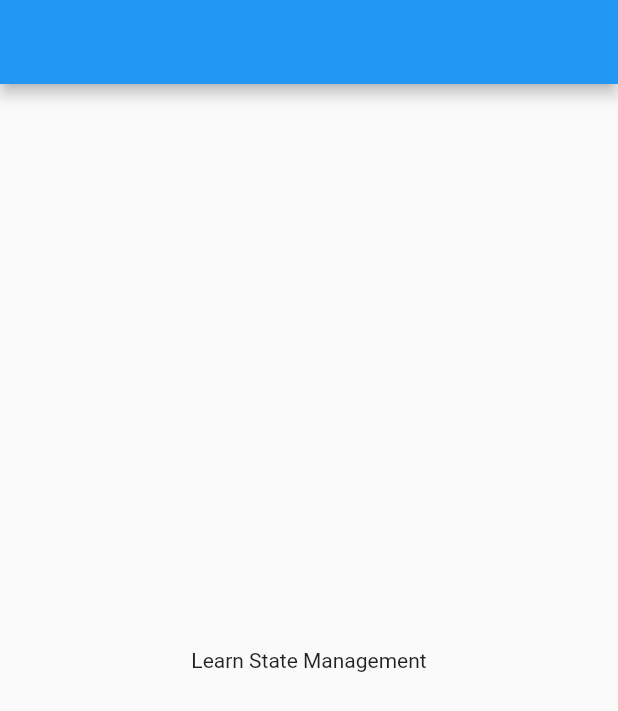
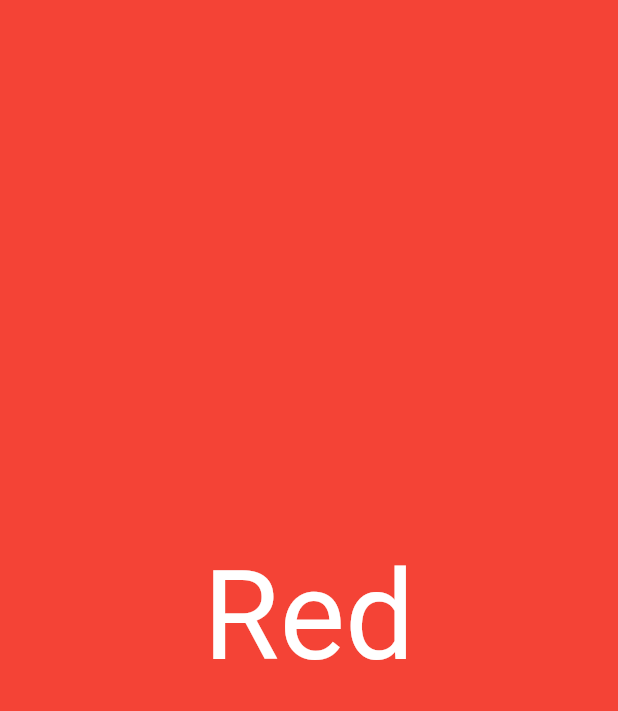
Before and after one commit to adeputraprimasuhendri/sample_cubit, a Flutter app: the screen it shows after launch, on a phone screen of 412 x 824 dp. Shown: the top 711 px of the screen. Run offline on Flutter 3.47's test engine with Material 2 defaults, Android fonts, the phone set to English and light mode, and no system bars; our stand-ins replace bloc, flutter_bloc.

Commit message:
add Cubit : BlocBuilder, SampleState

```diff
--- a/lib/screen/sample_screen.dart
+++ b/lib/screen/sample_screen.dart
@@ -1,5 +1,6 @@
-import 'package:flutter/cupertino.dart';
 import 'package:flutter/material.dart';
+import 'package:flutter_bloc/flutter_bloc.dart';
+import 'package:sample_cubit/state_management/sample_cubit.dart';
 
 class SampleScreen extends StatefulWidget {
   const SampleScreen({Key? key}) : super(key: key);
@@ -9,13 +10,34 @@ class SampleScreen extends StatefulWidget {
 }
 
 class _SampleScreenState extends State<SampleScreen> {
+  final SampleCubit sampleCubit = SampleCubit();
+
   @override
   Widget build(BuildContext context) {
-    return Scaffold(
-      appBar: AppBar(),
-      body: const Center(
-        child: Text('Learn State Management'),
-      ),
+    return BlocBuilder<SampleCubit, SampleState>(
+      bloc: sampleCubit,
+      builder: (context, state) {
+        return Scaffold(
+          backgroundColor: sampleCubit.color,
+          body: Center(
+            child: Column(
+              mainAxisAlignment: MainAxisAlignment.center,
+              children: [
+                GestureDetector(
+                  onTap: () => sampleCubit.changeBgColor(),
+                  child: Text(
+                    sampleCubit.txtColor,
+                    style: TextStyle(
+                      fontSize: MediaQuery.of(context).size.width * .2,
+                      color: Colors.white,
+                    ),
+                  ),
+                ),
+              ],
+            ),
+          ),
+        );
+      },
     );
   }
 }
--- a/lib/state_management/sample_cubit.dart
+++ b/lib/state_management/sample_cubit.dart
@@ -1,8 +1,23 @@
+import 'dart:ui';
+
 import 'package:bloc/bloc.dart';
+import 'package:flutter/material.dart';
 import 'package:meta/meta.dart';
 
 part 'sample_state.dart';
 
 class SampleCubit extends Cubit<SampleState> {
   SampleCubit() : super(SampleInitial());
+
+  bool status = true;
+  Color color = Colors.red;
+  String txtColor = 'Red';
+
+  void changeBgColor() {
+    status ? color = Colors.red : color = Colors.blue;
+    status ? txtColor = 'Red' : txtColor = 'Blue';
+    status = !status;
+    emit(ChangeColor(color));
+    emit(ChangeText(txtColor));
+  }
 }
--- a/lib/state_management/sample_state.dart
+++ b/lib/state_management/sample_state.dart
@@ -4,3 +4,13 @@ part of 'sample_cubit.dart';
 abstract class SampleState {}
 
 class SampleInitial extends SampleState {}
+
+class ChangeColor extends SampleState {
+  final Color color;
+  ChangeColor(this.color);
+}
+
+class ChangeText extends SampleState {
+  final String text;
+  ChangeText(this.text);
+}
--- a/pubspec.yaml
+++ b/pubspec.yaml
@@ -37,6 +37,7 @@ dependencies:
   # Use with the CupertinoIcons class for iOS style icons.
   cupertino_icons: ^1.0.2
   bloc: ^8.1.0 # Add this line
+  flutter_bloc: ^8.0.1
 
 dev_dependencies:
   flutter_test:
```
Also changed, not shown: pubspec.lock.
